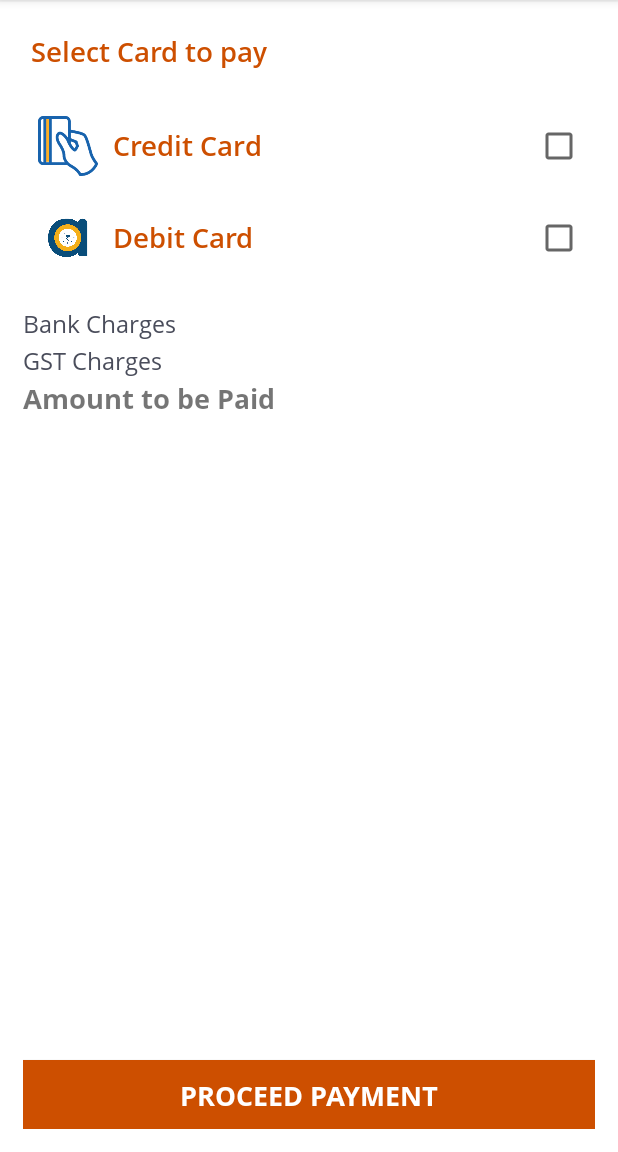
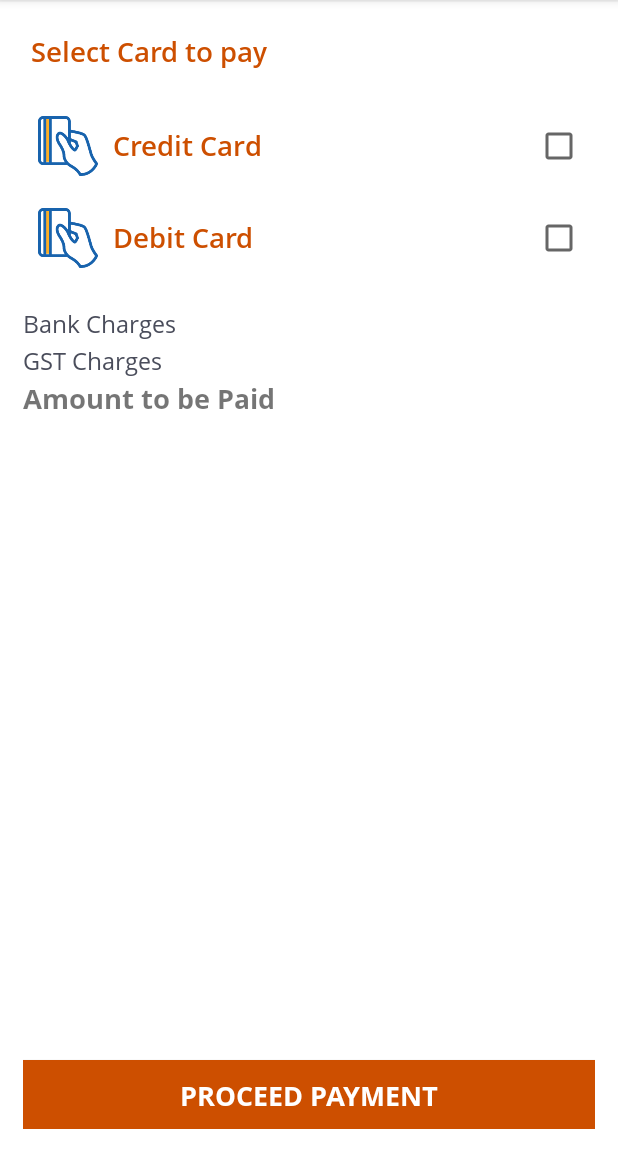
Before and after one commit to anyemiuser/OmOwner-master-110819-1131, an Android app: the CreditAndDebitCardActivity screen opened directly, with no data from a screen before it, on a phone screen of 412 x 824 dp, the part 84-1236 px from its top. Run offline under Robolectric (Android 15) with nearby library versions, the phone set to English and light mode, and no system bars; libraries missing offline, so code that uses them is left out: com.agsindia.mpos_integration; 1 statement that could not run was skipped.

Commit message:
Bug fixes # teja

```diff
--- a/app/src/main/java/org/sairaa/omowner/payment/Globals.java
+++ b/app/src/main/java/org/sairaa/omowner/payment/Globals.java
@@ -31,7 +31,7 @@ public class Globals {
             Toast toast = Toast.makeText(applicationContext, msg, Toast.LENGTH_LONG);
             LinearLayout toastLayout = (LinearLayout) toast.getView();
             TextView toastTV = (TextView) toastLayout.getChildAt(0);
-            toastTV.setTextSize(TypedValue.COMPLEX_UNIT_PX, 12);
+           // toastTV.setTextSize(TypedValue.COMPLEX_UNIT_PX, 16);
             toast.show();
         } catch (Exception e) {
             e.printStackTrace();
--- a/app/src/main/java/org/sairaa/omowner/payment/PaymentModeActivityNew.java
+++ b/app/src/main/java/org/sairaa/omowner/payment/PaymentModeActivityNew.java
@@ -194,8 +194,6 @@ public class PaymentModeActivityNew extends AppCompatActivity {
             startActivityForResult(paymentIntent, 5);
         } else if (payment_mode.equals(org.sairaa.omowner.payment.Constants.PAYMENT_MODE_CASH)) {
             paymentIntent = new Intent(getApplicationContext(), CompleateTransactionActivity.class);
-            paymentRequestModel.setPayment_type(Constants.PAYMENT_MODE_CREDIT_CARD);
-            paymentIntent = new Intent(getApplicationContext(), CreditAndDebitCardActivity.class);
             paymentIntent.putExtra(org.sairaa.omowner.payment.Constants.PAYMENT_REQUEST_MODEL, new Gson().toJson(paymentRequestModel));
             startActivity(paymentIntent);
         } else if (payment_mode.equals(org.sairaa.omowner.payment.Constants.PAYMENT_MODE_ANYEMI_WALLET)) {
--- a/app/src/main/java/org/sairaa/omowner/payment/connection/Connection.java
+++ b/app/src/main/java/org/sairaa/omowner/payment/connection/Connection.java
@@ -81,7 +81,7 @@ public class Connection {
         //String accessToken = SharedPreferenceUtil.getAccessToken(context);
 
         try {
-            initSsl(context);
+            //initSsl(context);
             HttpURLConnection.setFollowRedirects(false);
             connection = (HttpURLConnection) new URL(url).openConnection();
             connection.setDoOutput(true);
@@ -173,7 +173,7 @@ public class Connection {
             AppLogs.log(TAG, url);
 
             try {
-                initSsl(aContext);
+                //initSsl(aContext);
                 connection = (HttpURLConnection) new URL(url).openConnection();
                 // connection.setDoOutput(true);
                 connection.setRequestMethod("GET");
--- a/app/src/main/java/org/sairaa/omowner/payment/instamojo/Globals.java
+++ b/app/src/main/java/org/sairaa/omowner/payment/instamojo/Globals.java
@@ -29,7 +29,7 @@ public class Globals {
             Toast toast = Toast.makeText(applicationContext, msg, Toast.LENGTH_LONG);
             LinearLayout toastLayout = (LinearLayout) toast.getView();
             TextView toastTV = (TextView) toastLayout.getChildAt(0);
-            toastTV.setTextSize(TypedValue.COMPLEX_UNIT_PX, applicationContext.getResources().getDimension(R.dimen.bottom_text_size));
+        //    toastTV.setTextSize(TypedValue.COMPLEX_UNIT_PX, applicationContext.getResources().getDimension(R.dimen.bottom_text_size));
             toast.show();
         } catch (Exception e) {
             e.printStackTrace();
--- a/app/src/main/res/layout/activity_payment_credit_debit.xml
+++ b/app/src/main/res/layout/activity_payment_credit_debit.xml
@@ -226,7 +226,8 @@
                             android:layout_width="40dp"
                             android:layout_height="40dp"
                             android:layout_margin="10dp"
-                            android:background="@drawable/logohdpi" />
+                            android:background="@drawable/cardhdpi"
+                           />
 
                        <TextView
                             style="@style/textRoom"
```
